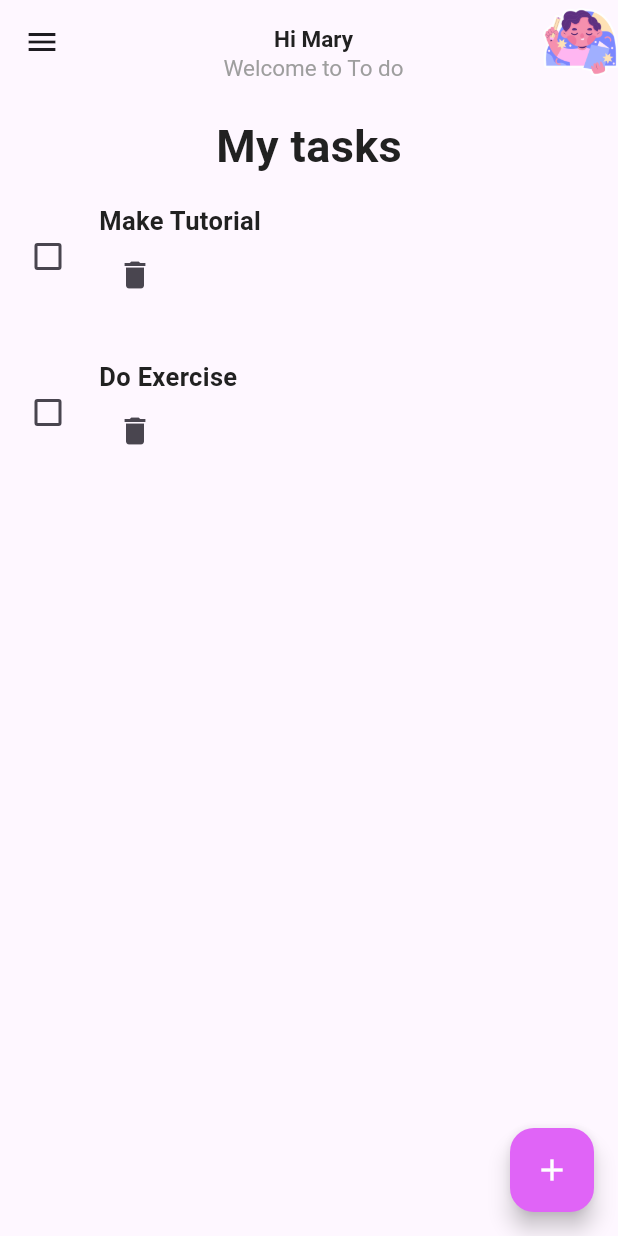
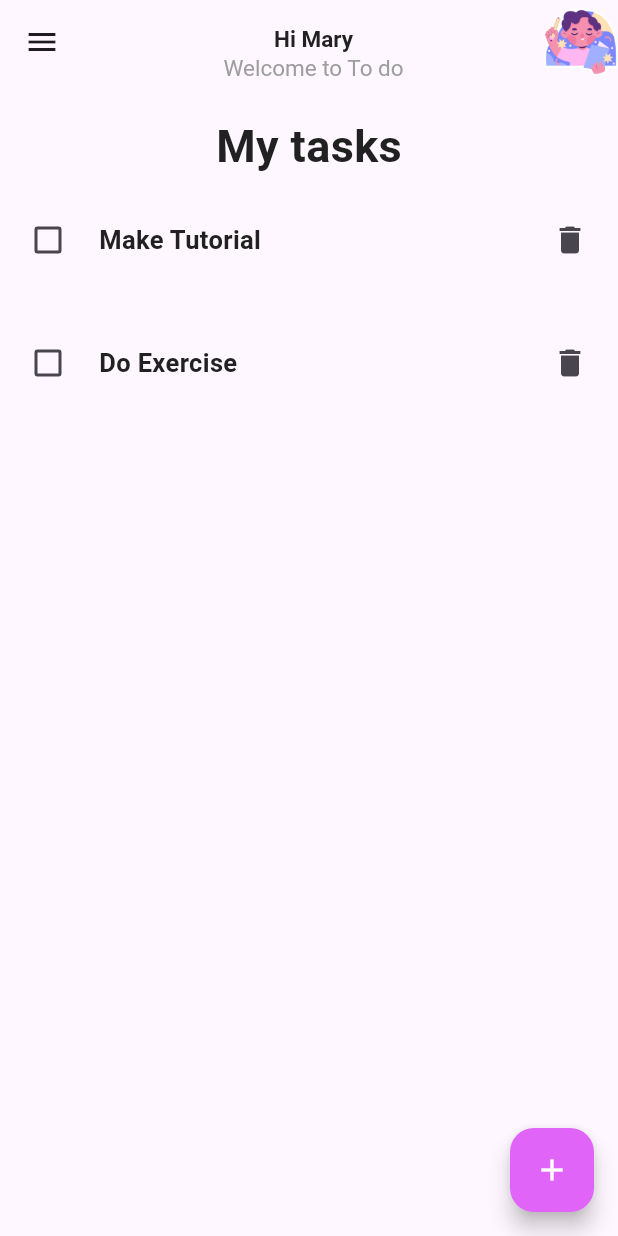
Before and after one commit to MariyaRazboynikova/Application_to_do, a Flutter app: the screen it shows after launch, after a tap on the "arrow right alt" icon, on a phone screen of 412 x 824 dp. Run offline on Flutter 3.47's test engine with Material 3 defaults, Android fonts, the phone set to English and light mode, and no system bars; our stand-ins replace google_fonts, hive, hive_flutter; accounts and stored records are empty; Roboto replaces fonts that are missing (Farro).

Commit message:
delete task

```diff
--- a/lib/features/presentation/widgets/to_do_list.dart
+++ b/lib/features/presentation/widgets/to_do_list.dart
@@ -5,14 +5,14 @@ class ToDoTasks extends StatelessWidget {
   final String taskName;
   final Function(bool?)? onChanged;
   final bool isCompleted;
-  Function(BuildContext)? deleteFunction;
+  final Function()? onPressed;
   // final Function()? onPressed;
   ToDoTasks({
     super.key,
     required this.taskName,
     this.onChanged,
     required this.isCompleted,
-    this.deleteFunction,
+    required this.onPressed,
     // this.onPressed,
   });
 
@@ -36,39 +36,31 @@ class ToDoTasks extends StatelessWidget {
                 const SizedBox(width: 10),
 
                 //Задача и срок
+
                 Padding(
                   padding: const EdgeInsets.symmetric(vertical: 8),
-                  child: Column(
-                    crossAxisAlignment: CrossAxisAlignment.start,
-                    children: [
-                      Text(
-                        taskName,
-                        style: GoogleFonts.farro(
-                          fontWeight: FontWeight.bold,
-                          fontSize: 17,
-                          color: Colors.grey[900],
-                        ),
+                  child: Container(
+                    alignment: Alignment.centerLeft,
+                    width: 250,
+                    height: 50,
+                    child: Text(
+                      taskName,
+                      style: GoogleFonts.farro(
+                        fontWeight: FontWeight.w700,
+                        fontSize: 17,
+                        color: Colors.grey[900],
                       ),
-
-                      //icon delete
-                      IconButton(
-                        onPressed: () => deleteFunction,
-                        icon: const Icon(Icons.delete),
-                      ),
-                    ],
+                    ),
                   ),
                 ),
               ],
             ),
 
-            // //trailing
-            // IconButton(
-            //   onPressed: () => showDialog,
-            //   icon: const Icon(
-            //     Icons.more_vert,
-            //     color: Color(0xFF00B2E7),
-            //   ),
-            // ),
+            //icon delete
+            IconButton(
+              onPressed: onPressed,
+              icon: const Icon(Icons.delete),
+            ),
           ],
         ),
       ),
```
Also changed, not shown: lib/features/presentation/cotroller/task_controller.dart (+0 -71 lines), lib/features/presentation/pages/tasks_page.dart (+29 -6 lines).
